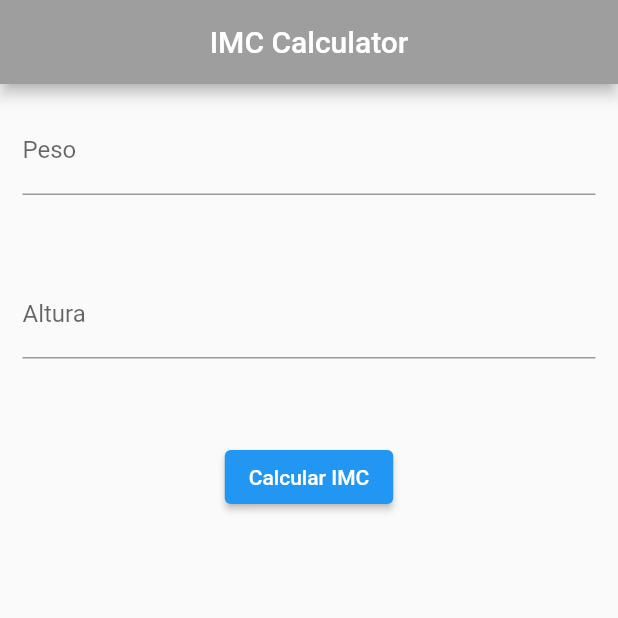
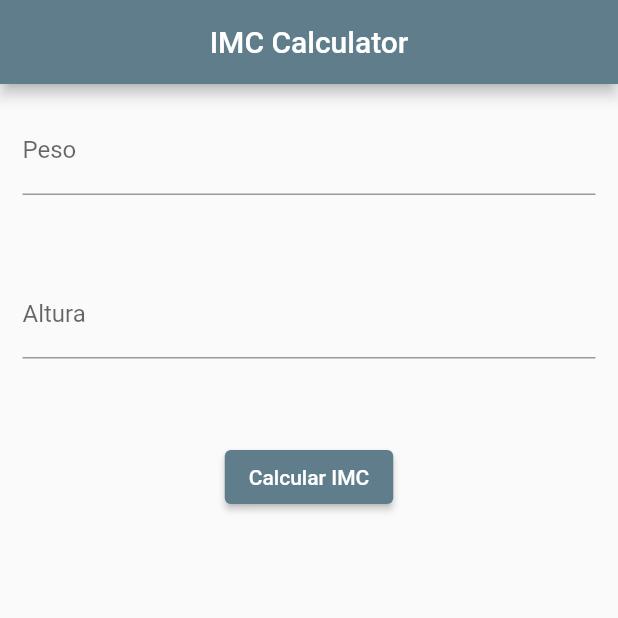
Before and after one commit to HiltonThallyson/-Flutter-miniprojeto01-layouts, a Flutter app: the MainScreen screen opened directly, after a tap on "Calcular IMC", on a phone screen of 412 x 824 dp, the top half of it. Run offline on Flutter 3.47's test engine with Material 2 defaults, Android fonts, the light colour scheme and no system bars.

Commit message:
finalizado projeto imc

```diff
--- a/imc_project/lib/mainscreen.dart
+++ b/imc_project/lib/mainscreen.dart
@@ -21,11 +21,11 @@ class _MainScreenState extends State<MainScreen> {
     } else if (_imc < 25) {
       _status = Colors.green;
     } else if (_imc < 30) {
-      _status = Colors.yellow[200];
+      _status = Colors.yellow[300];
     } else if (_imc < 35) {
-      _status = Colors.yellow[700];
+      _status = Color.fromARGB(255, 243, 163, 25);
     } else if (_imc < 40) {
-      _status = Colors.orange[700];
+      _status = Colors.orange[800];
     } else {
       _status = Colors.red[700];
     }
@@ -47,7 +47,7 @@ class _MainScreenState extends State<MainScreen> {
       appBar: AppBar(
         title: Text("IMC Calculator"),
         centerTitle: true,
-        backgroundColor: Colors.grey,
+        backgroundColor: Colors.blueGrey,
       ),
       body: Center(
           child: Column(
@@ -79,6 +79,9 @@ class _MainScreenState extends State<MainScreen> {
               _generateResult();
             },
             child: Text('Calcular IMC'),
+            style: ElevatedButton.styleFrom(
+              primary: Colors.blueGrey,
+            ),
           )
         ],
       )),
--- a/imc_project/pubspec.yaml
+++ b/imc_project/pubspec.yaml
@@ -51,7 +51,8 @@ dev_dependencies:
 
 # The following section is specific to Flutter.
 flutter:
-
+  assets:
+    - assets/imgs/imc.jpg
   # The following line ensures that the Material Icons font is
   # included with your application, so that you can use the icons in
   # the material Icons class.
```
Also changed, not shown: applicationlayout/lib/myhomepage.dart (+3 -6 lines), color_layout/lib/main.dart (+6 -4 lines), imc_project/lib/imcscreen.dart (+31 -10 lines), imc_project/assets/imgs/imc.jpg (added).
